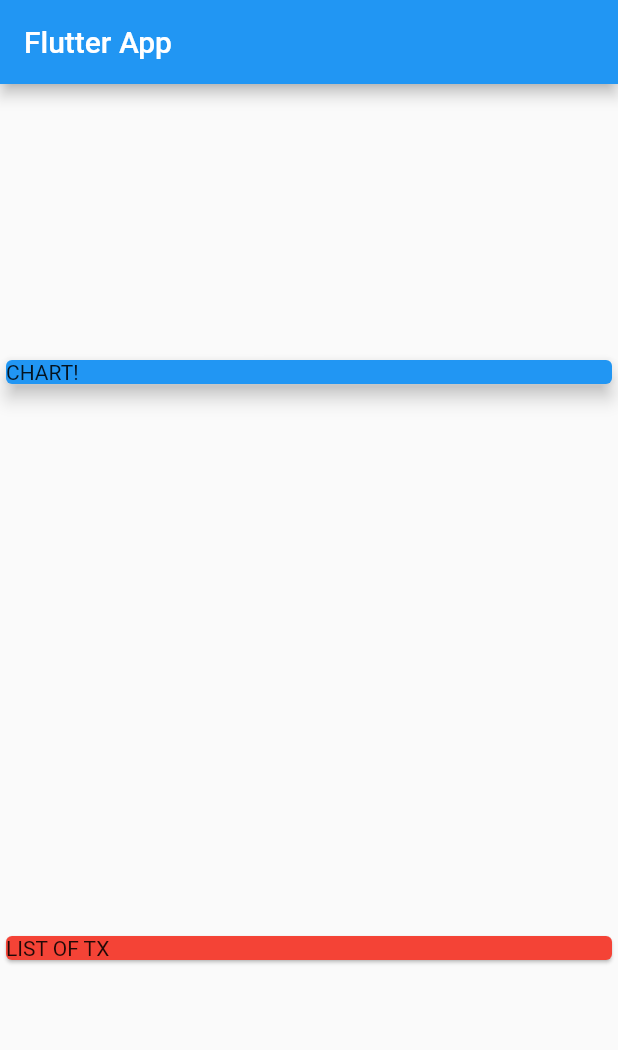
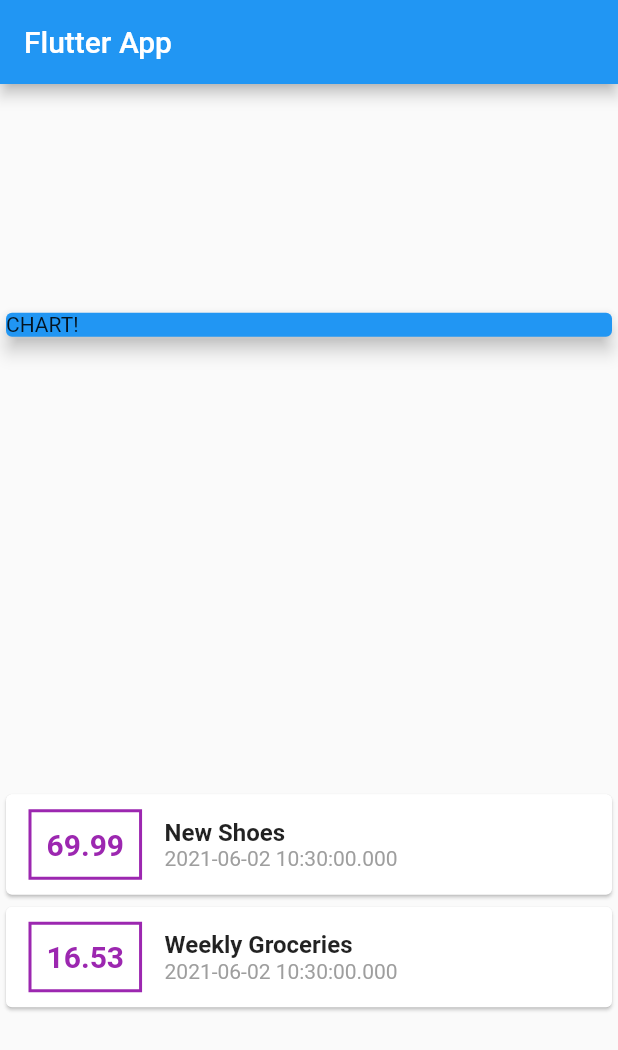
Before and after one commit to Hervera/Personal-Expenses, a Flutter app: the screen it shows after launch, on a phone screen of 412 x 824 dp. Shown: the top 1050 px of the screen. Run offline on Flutter 3.47's test engine with Material 2 defaults, Android fonts, the phone set to English and light mode, and no system bars.

Commit message:
list of transaction cards

```diff
--- a/lib/main.dart
+++ b/lib/main.dart
@@ -1,4 +1,6 @@
 import 'package:flutter/material.dart';
+
+import './transaction.dart';
 
 void main() => runApp(MyApp());
 
@@ -6,13 +8,28 @@ class MyApp extends StatelessWidget {
   @override
   Widget build(BuildContext context) {
     return MaterialApp(
-      title: 'Flutter App',
+      title: 'Personal Expenses',
       home: MyHomePage(),
     );
   }
 }
 
 class MyHomePage extends StatelessWidget {
+  final List<Transaction> transactions = [
+    Transaction(
+      id: 't1',
+      title: 'New Shoes',
+      amount: 69.99,
+      date: DateTime.now(),
+    ),
+    Transaction(
+      id: 't2',
+      title: 'Weekly Groceries',
+      amount: 16.53,
+      date: DateTime.now(),
+    ),
+  ];
+
   @override
   Widget build(BuildContext context) {
     return Scaffold(
@@ -31,9 +48,54 @@ class MyHomePage extends StatelessWidget {
               elevation: 5,
             ),
           ),
-          Card(
-            color: Colors.red,
-            child: Text('LIST OF TX'),
+          Column(
+            children: transactions.map((tx) {
+              return Card(
+                child: Row(
+                  children: <Widget>[
+                    Container(
+                      margin: EdgeInsets.symmetric(
+                        vertical: 10,
+                        horizontal: 15,
+                      ),
+                      decoration: BoxDecoration(
+                        border: Border.all(
+                          color: Colors.purple,
+                          width: 2,
+                        ),
+                      ),
+                      padding: EdgeInsets.all(10),
+                      child: Text(
+                        tx.amount.toString(),
+                        style: TextStyle(
+                          fontWeight: FontWeight.bold,
+                          fontSize: 20,
+                          color: Colors.purple,
+                        ),
+                      ),
+                    ),
+                    Column(
+                      crossAxisAlignment: CrossAxisAlignment.start,
+                      children: <Widget>[
+                        Text(
+                          tx.title,
+                          style: TextStyle(
+                            fontSize: 16,
+                            fontWeight: FontWeight.bold,
+                          ),
+                        ),
+                        Text(
+                          tx.date.toString(),
+                          style: TextStyle(
+                            color: Colors.grey,
+                          ),
+                        ),
+                      ],
+                    ),
+                  ],
+                ),
+              );
+            }).toList(),
           ),
         ],
       ),
--- /dev/null
+++ b/lib/transaction.dart
@@ -0,0 +1,15 @@
+import 'package:flutter/foundation.dart';
+
+class Transaction {
+  final String id;
+  final String title;
+  final double amount;
+  final DateTime date;
+
+  Transaction({
+    @required this.id,
+    @required this.title,
+    @required this.amount,
+    @required this.date,
+  });
+}
--- a/pubspec.yaml
+++ b/pubspec.yaml
@@ -18,7 +18,7 @@ publish_to: 'none' # Remove this line if you wish to publish to pub.dev
 version: 1.0.0+1
 
 environment:
-  sdk: '>=2.12.0 <3.0.0'
+  sdk: '>=2.1.0 <3.0.0'
 
 dependencies:
   flutter:
```
